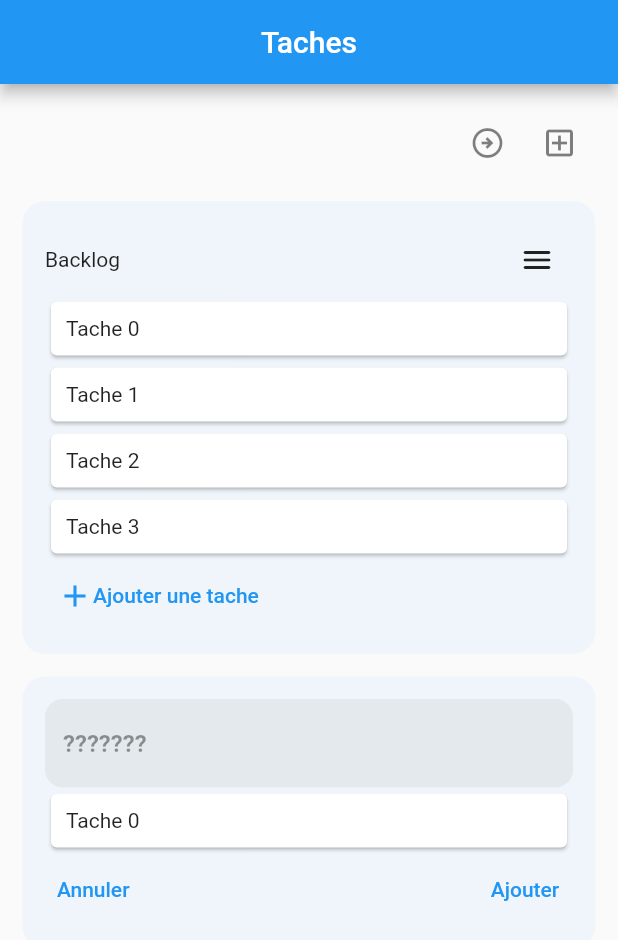
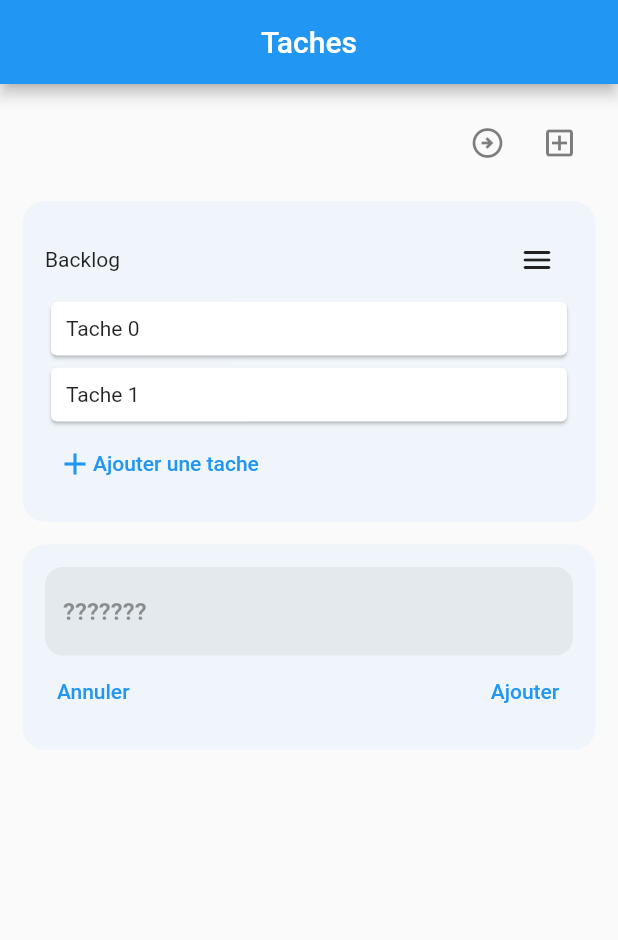
Before and after one commit to Corneille9/lg_ft, a Flutter app: the screen it shows after launch, after a tap on the "add box" icon, after a tap on "Ajouter", on a phone screen of 412 x 824 dp. Shown: the top 940 px of the screen. Run offline on Flutter 3.47's test engine with Material 2 defaults, Android fonts, the phone set to English and light mode, and no system bars.

Commit message:
implement  new taskBacklog logic

```diff
--- a/lib/lg_ft/components/_new_task_backlog_builder.dart
+++ b/lib/lg_ft/components/_new_task_backlog_builder.dart
@@ -1,15 +1,16 @@
 import 'package:flutter/material.dart';
-import 'package:lg_ft/lg_ft/components/_task_item_builder.dart';
 
 import '_custom_widgets.dart';
 
 class NewTaskBackLogBuilder extends StatelessWidget {
-  NewTaskBackLogBuilder({Key? key, this.onAddTask}) : super(key: key);
+  NewTaskBackLogBuilder({Key? key, this.onAdd}) : super(key: key);
 
   final ValueNotifier<List<Widget>> tasks = ValueNotifier([]);
 
   ///Call this when new task added [Scroll down taskBacklogs listview]
-  final VoidCallback? onAddTask;
+  final Function(String name)? onAdd;
+
+  final TextEditingController controller = TextEditingController();
 
   @override
   Widget build(BuildContext context) {
@@ -22,17 +23,13 @@ class NewTaskBackLogBuilder extends StatelessWidget {
       ),
       child: Column(
         children: [
-          const CustomTextField(
+          CustomTextField(
             hintText: "???????",
+            controller: controller,
           ),
           ValueListenableBuilder(
               valueListenable: tasks,
               builder: (context, value, child) {
-
-                WidgetsBinding.instance.addPostFrameCallback((timeStamp) {
-                  onAddTask?.call();
-                });
-
                 return ListView.builder(
                   shrinkWrap: true,
                   physics: const NeverScrollableScrollPhysics(),
@@ -50,8 +47,9 @@ class NewTaskBackLogBuilder extends StatelessWidget {
               ),
               TextButton(
                   onPressed: () {
-                    /// Add add new task to taskBacklog |??????????????????????????????????????
-                    tasks.value = tasks.value + [TaskItemBuilder(index: tasks.value.length)];
+                    /// Add add new taskBacklog to taskBacklogList |??????????????????????????????????????
+                    if(controller.text.trim().isEmpty)return;
+                    onAdd?.call(controller.text);
                   },
                   child: const Text("Ajouter")
               )
--- a/lib/lg_ft/components/_task_backlog_builder.dart
+++ b/lib/lg_ft/components/_task_backlog_builder.dart
@@ -3,7 +3,8 @@ import 'package:lg_ft/lg_ft/components/_task_actions_bottom_sheet.dart';
 import 'package:lg_ft/lg_ft/components/_task_item_builder.dart';
 
 class TaskBacklogBuilder extends StatelessWidget {
-  const TaskBacklogBuilder({Key? key}) : super(key: key);
+  const TaskBacklogBuilder({Key? key, required this.name}) : super(key: key);
+  final String name;
 
   @override
   Widget build(BuildContext context) {
@@ -19,7 +20,7 @@ class TaskBacklogBuilder extends StatelessWidget {
           Row(
             mainAxisAlignment: MainAxisAlignment.spaceBetween,
             children: [
-              const Text("Backlog", ),
+              Text(name),
               IconButton(
                   onPressed: () {
                     TaskActionsBottomSheet.show(context: context);
@@ -31,7 +32,7 @@ class TaskBacklogBuilder extends StatelessWidget {
           ListView.builder(
             shrinkWrap: true,
             physics: const NeverScrollableScrollPhysics(),
-            itemCount: 4,
+            itemCount: 2,
             itemBuilder: (context, index) => TaskItemBuilder(index: index,),
           ),
           TextButton(
--- a/lib/lg_ft/task_backlog_list_screen.dart
+++ b/lib/lg_ft/task_backlog_list_screen.dart
@@ -9,7 +9,7 @@ class TaskBackLogListScreen extends StatelessWidget {
   //Use to notify searchTextField visibility
   final ValueNotifier<bool> showSearchField = ValueNotifier(false);
 
-  final ValueNotifier<List<Widget>> taskBacklogs = ValueNotifier([const TaskBacklogBuilder()]);
+  final ValueNotifier<List<Widget>> taskBacklogs = ValueNotifier([const TaskBacklogBuilder(name: "Backlog",)]);
 
   final ScrollController scrollController = ScrollController();
 
@@ -61,7 +61,14 @@ class TaskBackLogListScreen extends StatelessWidget {
                 IconButton(
                     onPressed: () {
                       ///Add new taskBacklog , See [NewTaskBackLogBuilder]
-                      taskBacklogs.value = taskBacklogs.value +  [NewTaskBackLogBuilder()];
+                      GlobalKey key = GlobalKey();
+                      taskBacklogs.value = taskBacklogs.value +  [NewTaskBackLogBuilder(
+                        key: key,
+                        onAdd: (name) {
+                          taskBacklogs.value.removeWhere((element) => element.key==key);
+                          taskBacklogs.value = taskBacklogs.value + [TaskBacklogBuilder(name: name)];
+                        },
+                      )];
                       ///Use to prevent taskBacklogs listview scroll end
                       scrollToEnd = true;
                     },
```
